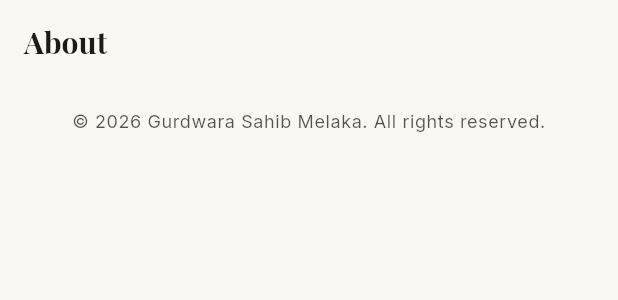
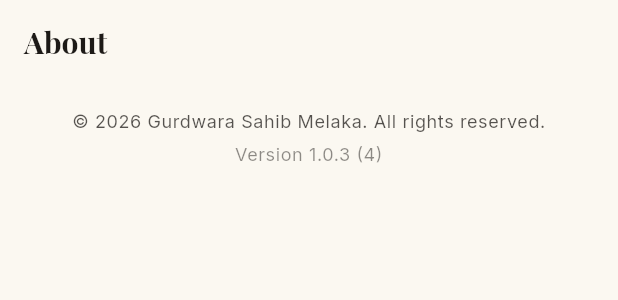
Before and after one commit to kodihammer73/Gurdwaraapp, a Flutter app: the AboutScreen widget shown alone on an empty page, opened directly, on a phone screen of 412 x 824 dp. Shown: the top 300 px of the screen. Run offline on Flutter 3.47's test engine with Material 3 defaults, Android fonts, the phone set to English and light mode, and no system bars; our stand-ins replace cached_network_image, dio, firebase_core, firebase_messaging, flutter_local_notifications, flutter_riverpod and 4 more; missing offline and left inert: workmanager; accounts and stored records are empty; network calls fail; statements that could not run were skipped.

Commit message:
Show app version in About page footer

```diff
--- a/gurdwara_app/lib/main.dart
+++ b/gurdwara_app/lib/main.dart
@@ -7,7 +7,9 @@
 import 'package:flutter/material.dart';
 import 'package:flutter_riverpod/flutter_riverpod.dart';
 import 'package:intl/intl.dart';
+import 'package:package_info_plus/package_info_plus.dart';
 import 'package:webview_flutter/webview_flutter.dart';
+
 import 'package:firebase_core/firebase_core.dart';
 import 'config/theme.dart';
 import 'services/firebase_options.dart';
@@ -2851,13 +2853,7 @@
               ),
             if (data.mapUrl.isNotEmpty) const SizedBox(height: 16),
 
-            Text(
-              '© $currentYear Gurdwara Sahib Melaka. All rights reserved.',
-              style: theme.textTheme.bodySmall?.copyWith(
-                color: theme.colorScheme.onSurface.withValues(alpha: 0.75),
-              ),
-              textAlign: TextAlign.center,
-            ),
+            _AboutFooter(currentYear: currentYear),
           ],
         ),
       ),
@@ -2865,7 +2861,75 @@
   }
 }
 
+/// Footer for the About page: shows the copyright line plus the installed
+/// app version (read from pubspec.yaml at build time via package_info_plus).
+class _AboutFooter extends StatefulWidget {
+  const _AboutFooter({required this.currentYear});
+
+  final int currentYear;
+
+  @override
+  State<_AboutFooter> createState() => _AboutFooterState();
+}
+
+class _AboutFooterState extends State<_AboutFooter> {
+  String? _versionText;
+
+  @override
+  void initState() {
+    super.initState();
+    _loadVersion();
+  }
+
+  Future<void> _loadVersion() async {
+    String? text;
+    try {
+      final info = await PackageInfo.fromPlatform();
+      final version = info.version.trim();
+      final build = info.buildNumber.trim();
+      text = build.isEmpty ? version : '$version ($build)';
+    } catch (_) {
+      // If package info can't be read, fall back to showing nothing extra.
+      text = null;
+    }
+    if (mounted) {
+      setState(() {
+        _versionText = text;
+      });
+    }
+  }
+
+  @override
+  Widget build(BuildContext context) {
+    final theme = Theme.of(context);
+    final muted = theme.textTheme.bodySmall?.copyWith(
+      color: theme.colorScheme.onSurface.withValues(alpha: 0.75),
+    );
+
+    return Column(
+      children: [
+        Text(
+          '© ${widget.currentYear} Gurdwara Sahib Melaka. All rights reserved.',
+          style: muted,
+          textAlign: TextAlign.center,
+        ),
+        if (_versionText != null) ...[
+          const SizedBox(height: 4),
+          Text(
+            'Version $_versionText',
+            style: theme.textTheme.bodySmall?.copyWith(
+              color: theme.colorScheme.onSurface.withValues(alpha: 0.5),
+            ),
+            textAlign: TextAlign.center,
+          ),
+        ],
+      ],
+    );
+  }
+}
+
 class AboutData {
+
   const AboutData({
     required this.committee,
     required this.address,
```
